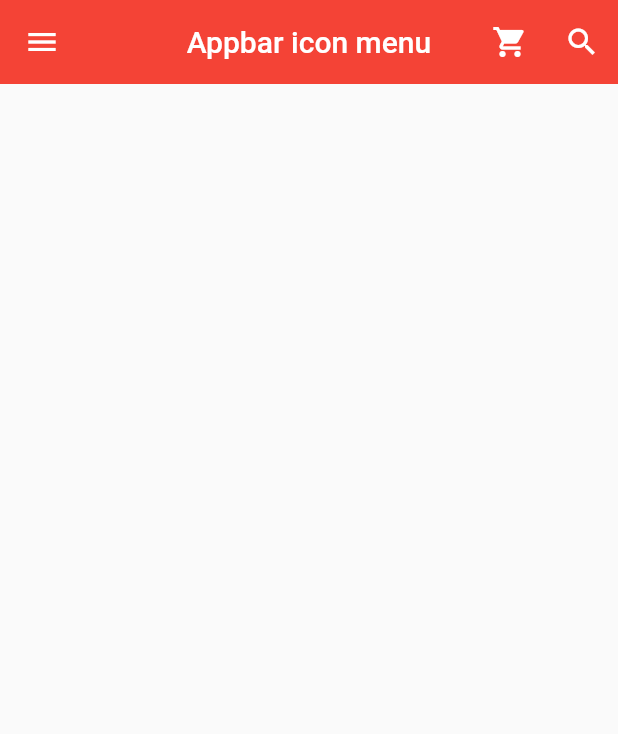
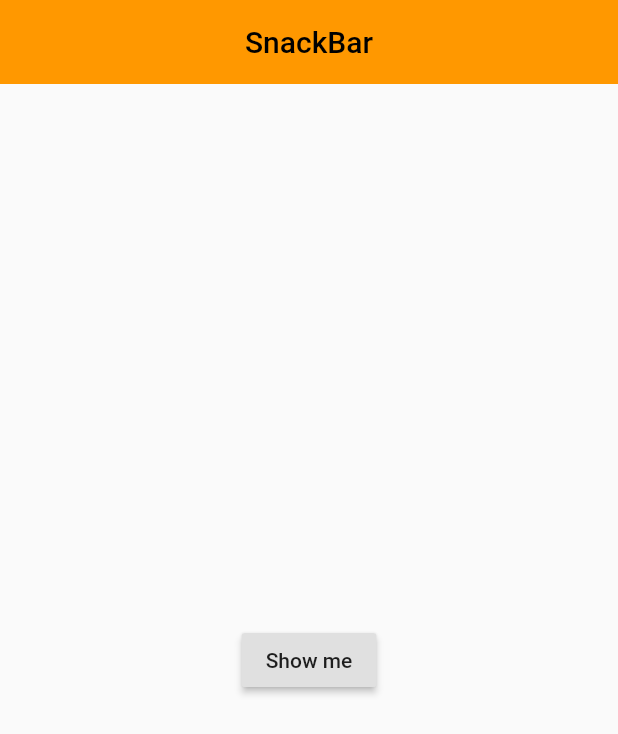
Before and after one commit to qhftkf1/STUDY_Dart_Flutter, a Flutter app: the screen it shows after launch, on a phone screen of 412 x 824 dp. Shown: the top 734 px of the screen. Run offline on Flutter 3.47's test engine with Material 2 defaults, Android fonts, the phone set to English and light mode, and no system bars; our stand-ins replace firebase_core; accounts and stored records are empty.

Commit message:
study: Make SnackBar
make SnackBar use buildContext

```diff
--- a/lib/main.dart
+++ b/lib/main.dart
@@ -8,10 +8,8 @@
   @override
   Widget build(BuildContext context) {
     return MaterialApp(
-      title: 'Appbar',
-      theme: ThemeData(
-        primarySwatch: Colors.red
-      ),
+      title: 'SnackBar',
+      theme: ThemeData(primarySwatch: Colors.orange),
       home: MyPage(),
     );
   }
@@ -24,91 +22,37 @@
   Widget build(BuildContext context) {
     return Scaffold(
       appBar: AppBar(
-        title :Text('Appbar icon menu'),
+        title: Text('SnackBar'),
         centerTitle: true,
         elevation: 0.0,
+      ),
+      body: MySnackBar(),
+    );
+  }
+}
 
-        actions: [
-          IconButton(
-            icon: Icon(Icons.shopping_cart),
-            onPressed: (){
-              print('shopping button is clicked');
-            },
+class MySnackBar extends StatelessWidget {
+  const MySnackBar({Key? key}) : super(key: key);
+
+  @override
+  Widget build(BuildContext context) {
+    return Center(
+      child: RaisedButton(
+        child: Text('Show me'),
+        onPressed: () {
+          Scaffold.of(context).showSnackBar(SnackBar(
+            content: Text("Hello",
+            textAlign: TextAlign.center,
+            style: TextStyle(
+              color: Colors.white
+            ),
+            ),
+            backgroundColor: Colors.teal,
+            duration: Duration(milliseconds: 1000),
           ),
-          IconButton(
-            icon: Icon(Icons.search),
-            onPressed: (){
-              print('search button is clicked');
-            },
-          ),
-        ],
-      ),
-      drawer: Drawer(
-        child: ListView(
-          padding: EdgeInsets.zero,
-          children: [
-            UserAccountsDrawerHeader(
-              currentAccountPicture: CircleAvatar(
-                backgroundImage: AssetImage('assets/kk-logo-blue.png'),
-                backgroundColor: Colors.white,
-            ),
-              otherAccountsPictures: [
-                CircleAvatar(
-                  backgroundImage: AssetImage('assets/kk-logo-blue.png'),
-                  backgroundColor: Colors.white,
-                ),
-                // CircleAvatar(
-                //   backgroundImage: AssetImage('assets/kk-logo-blue.png'),
-                //   backgroundColor: Colors.white,
-                // )
-              ],
-              accountEmail: Text('qhftkf1@naver.com'),
-              accountName: Text('Song'),
-              onDetailsPressed: (){
-                print("test");
-              },
-              decoration: BoxDecoration(
-                color: Colors.red[200],
-                borderRadius: BorderRadius.only(
-                  bottomLeft: Radius.circular(40.0),
-                  bottomRight: Radius.circular(40.0),
-                )
-              ),
-            ),
-            ListTile(
-              leading: Icon(Icons.home,
-              color: Colors.grey[850],
-              ),
-              title: Text('Home'),
-              onTap: (){
-                print("Home is clicked");
-              },
-              trailing: Icon(Icons.add),
-            ),
-            ListTile(
-              leading: Icon(Icons.settings,
-                color: Colors.grey[850],
-              ),
-              title: Text('Settings'),
-              onTap: (){
-                print("Settings is clicked");
-              },
-              trailing: Icon(Icons.add),
-            ),
-            ListTile(
-              leading: Icon(Icons.question_answer,
-                color: Colors.grey[850],
-              ),
-              title: Text('Q&A'),
-              onTap: (){
-                print("Q&A is clicked");
-              },
-              trailing: Icon(Icons.add),
-            )
-          ],
-        ),
+          );
+        },
       ),
     );
-
   }
 }
```
